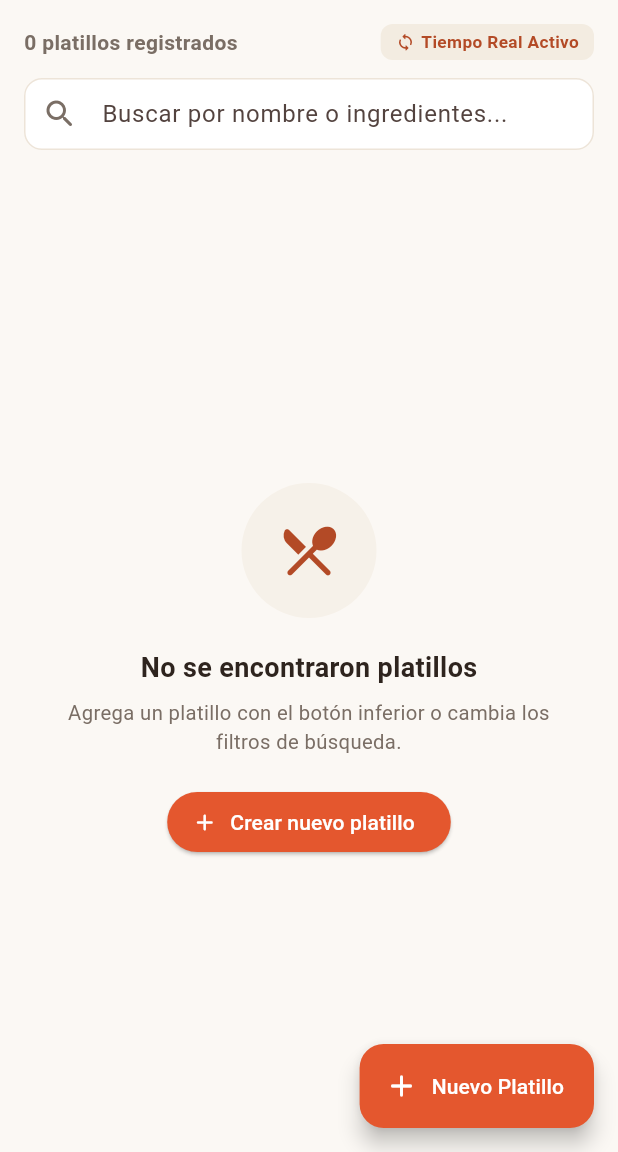
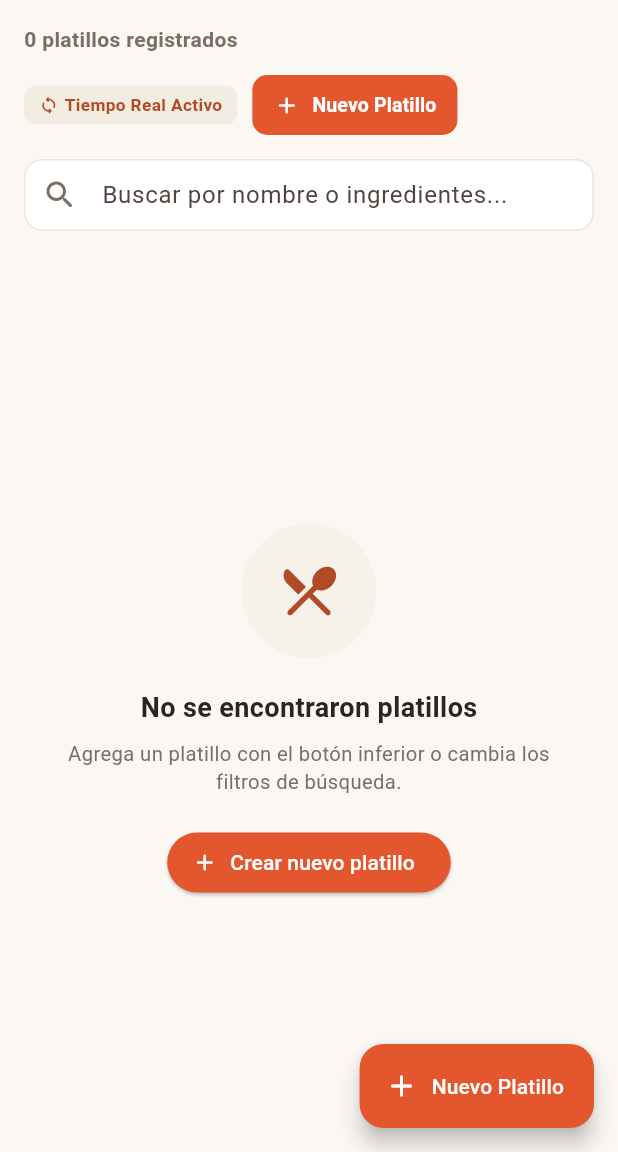
Before and after one commit to Reservitta/backend_reservitta, a Flutter app: the PlatilloListView screen opened directly with empty values, on a phone screen of 412 x 824 dp, the part 84-1236 px from its top. Run offline on Flutter 3.47's test engine with Material 3 defaults, Android fonts, the phone set to English and light mode, and no system bars; our stand-ins replace cloud_firestore, firebase_auth, firebase_core, firebase_storage, flutter_map, geolocator and 2 more; accounts and stored records are empty.

Commit message:
feat: HU24-RF04 Formulario de alta/edición de platillo (#70)

```diff
--- a/lib/viewmodels/platillo_viewmodel.dart
+++ b/lib/viewmodels/platillo_viewmodel.dart
@@ -282,9 +282,11 @@ class PlatilloViewModel extends ChangeNotifier {
         precio: precioNumerico,
         categoriaId: catFinal,
         estado: estadoFinal,
-        orden: ordenSeleccionado,
-        etiquetas: etiquetasSeleccionadas,
-        placeholderObservacion: placeholderObsController.text.trim(),
+        orden: platilloOriginal.orden,
+        etiquetas: etiquetasSeleccionadas.isNotEmpty ? etiquetasSeleccionadas : platilloOriginal.etiquetas,
+        placeholderObservacion: placeholderObsController.text.trim().isNotEmpty
+            ? placeholderObsController.text.trim()
+            : platilloOriginal.placeholderObservacion,
       );
 
       await _platilloService.actualizarPlatillo(
--- a/lib/views/platillo_list_view.dart
+++ b/lib/views/platillo_list_view.dart
@@ -296,9 +296,12 @@ class _PlatilloListViewState extends State<PlatilloListView> {
                                       const SizedBox(height: 20),
                                     ],
                                     // Resumen contador
-                                    Row(
-                                      mainAxisAlignment:
-                                          MainAxisAlignment.spaceBetween,
+                                    Wrap(
+                                      alignment: WrapAlignment.spaceBetween,
+                                      crossAxisAlignment:
+                                          WrapCrossAlignment.center,
+                                      spacing: 12,
+                                      runSpacing: 10,
                                       children: [
                                         Text(
                                           '${todosLosPlatillos.length} ${todosLosPlatillos.length == 1 ? 'platillo registrado' : 'platillos registrados'}',
@@ -308,10 +311,13 @@ class _PlatilloListViewState extends State<PlatilloListView> {
                                             color: PlatilloListView._textMuted,
                                           ),
                                         ),
+                                        Row(
+                                          mainAxisSize: MainAxisSize.min,
+                                          children: [
                                             Container(
                                               padding: const EdgeInsets.symmetric(
                                                 horizontal: 10,
-                                            vertical: 4,
+                                                vertical: 5,
                                               ),
                                               decoration: BoxDecoration(
                                                 color: PlatilloListView._creamAccent,
@@ -339,6 +345,35 @@ class _PlatilloListViewState extends State<PlatilloListView> {
                                                   ),
                                                 ],
                                               ),
+                                            ),
+                                            const SizedBox(width: 10),
+                                            ElevatedButton.icon(
+                                              onPressed: _abrirDialogoCrear,
+                                              style: ElevatedButton.styleFrom(
+                                                backgroundColor:
+                                                    PlatilloListView._primary,
+                                                foregroundColor: Colors.white,
+                                                elevation: 0,
+                                                shape: RoundedRectangleBorder(
+                                                  borderRadius:
+                                                      BorderRadius.circular(10),
+                                                ),
+                                                padding: const EdgeInsets.symmetric(
+                                                  horizontal: 14,
+                                                  vertical: 8,
+                                                ),
+                                              ),
+                                              icon: const Icon(Icons.add_rounded,
+                                                  size: 18),
+                                              label: const Text(
+                                                'Nuevo Platillo',
+                                                style: TextStyle(
+                                                  fontWeight: FontWeight.bold,
+                                                  fontSize: 13,
+                                                ),
+                                              ),
+                                            ),
+                                          ],
                                         ),
                                       ],
                                     ),
```
Also changed, not shown: 1 other file. Lines whose indentation alone changed are shown as unchanged.
